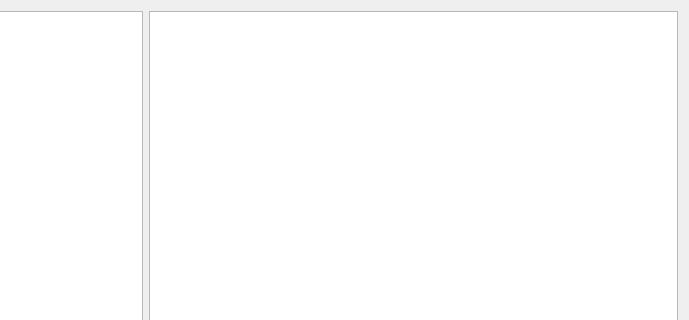
First picture: the form in framework/gui/views/src/testcase.ui, repository cash2one/AutoDriver, before the edit; both pictures show x 88 to 777 and y 0 to 320 of the 777 by 481 pixel window.
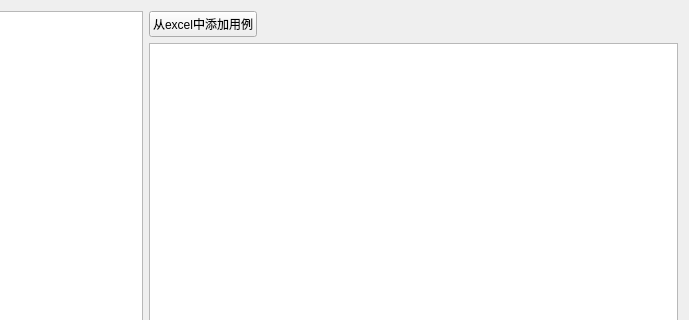
Second picture: the form after the edit.

Diff of the .ui file:
```diff
--- a/framework/gui/views/src/testcase.ui
+++ b/framework/gui/views/src/testcase.ui
@@ -13,7 +13,7 @@
   <property name="windowTitle">
    <string>Form</string>
   </property>
-  <layout class="QHBoxLayout" name="horizontalLayout_2">
+  <layout class="QHBoxLayout" name="horizontalLayout_3">
    <item>
     <layout class="QHBoxLayout" name="horizontalLayout">
      <item>
@@ -27,7 +27,41 @@
       </widget>
      </item>
      <item>
-      <widget class="QTextEdit" name="textEdit"/>
+      <layout class="QVBoxLayout" name="verticalLayout">
+       <item>
+        <layout class="QHBoxLayout" name="horizontalLayout_2">
+         <item>
+          <widget class="QPushButton" name="pushButton">
+           <property name="maximumSize">
+            <size>
+             <width>130</width>
+             <height>16777215</height>
+            </size>
+           </property>
+           <property name="text">
+            <string>从excel中添加用例</string>
+           </property>
+          </widget>
+         </item>
+         <item>
+          <spacer name="horizontalSpacer">
+           <property name="orientation">
+            <enum>Qt::Horizontal</enum>
+           </property>
+           <property name="sizeHint" stdset="0">
+            <size>
+             <width>40</width>
+             <height>20</height>
+            </size>
+           </property>
+          </spacer>
+         </item>
+        </layout>
+       </item>
+       <item>
+        <widget class="QTextEdit" name="textEdit"/>
+       </item>
+      </layout>
      </item>
     </layout>
    </item>
```
